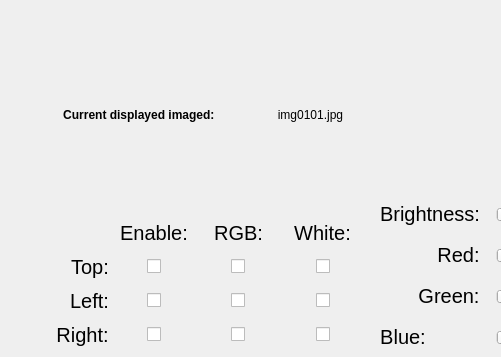
Old version of the form form.ui in the repository mblui/RaspberryFiles; both pictures show x 0 to 501 and y 243 to 600 of the 900 by 600 pixel window.
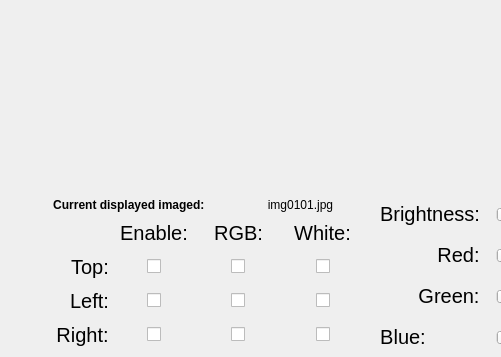
New version of the form. Icons and pictures are not drawn.

What changed in the file:
```diff
--- a/form.ui
+++ b/form.ui
@@ -53,7 +53,7 @@
   <widget class="QLabel" name="imglabel">
    <property name="geometry">
     <rect>
-     <x>20</x>
+     <x>30</x>
      <y>90</y>
      <width>861</width>
      <height>341</height>
@@ -75,8 +75,8 @@
   <widget class="QLabel" name="num_img">
    <property name="geometry">
     <rect>
-     <x>250</x>
-     <y>350</y>
+     <x>240</x>
+     <y>440</y>
      <width>121</width>
      <height>16</height>
     </rect>
@@ -94,8 +94,8 @@
   <widget class="QLabel" name="totalImg">
    <property name="geometry">
     <rect>
-     <x>40</x>
-     <y>350</y>
+     <x>30</x>
+     <y>440</y>
      <width>201</width>
      <height>16</height>
     </rect>
```
Left out of the diff: 2 changed lines with no effect on the pictures.
